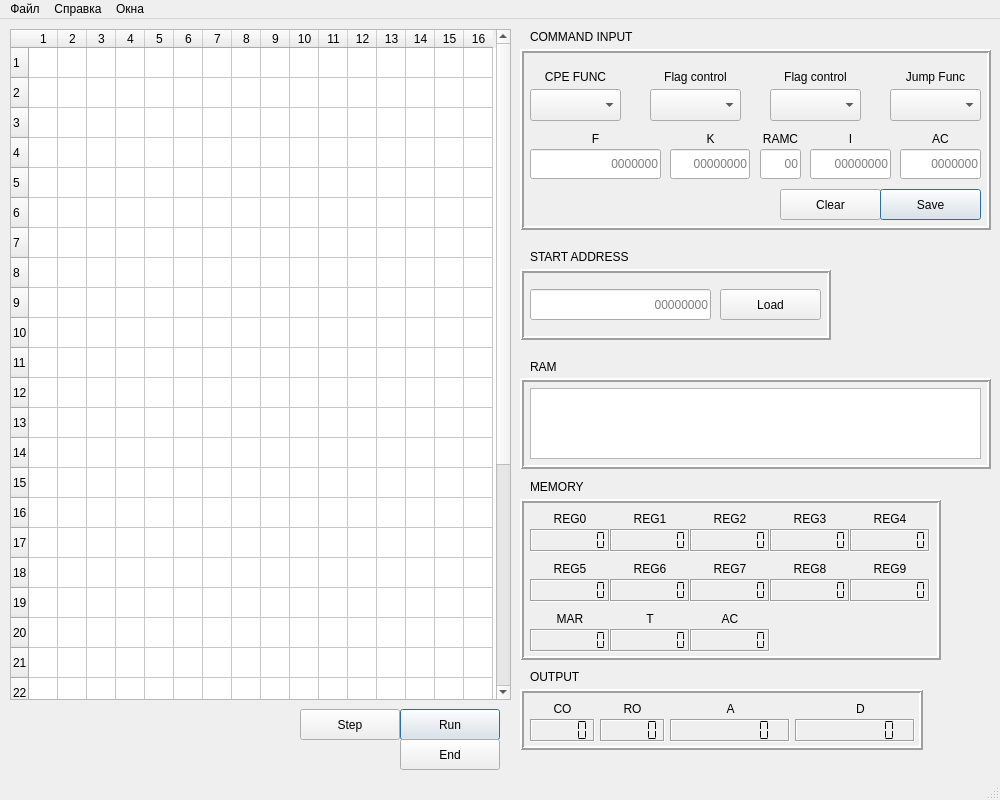
devborz/mt589-simulator, file MT589/mainwindow.ui: the form before one commit.
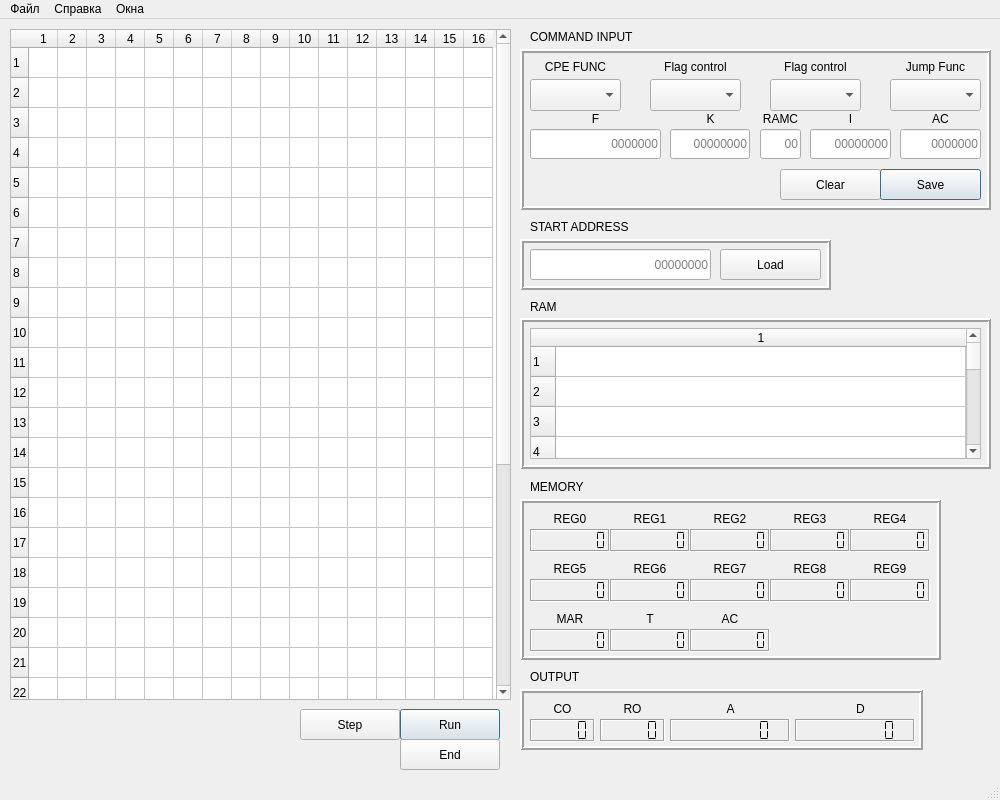
The form after the commit.

What changed in the file:
```diff
--- a/MT589/mainwindow.ui
+++ b/MT589/mainwindow.ui
@@ -1111,7 +1111,7 @@
       <x>520</x>
       <y>30</y>
       <width>471</width>
-      <height>181</height>
+      <height>161</height>
      </rect>
     </property>
     <property name="frameShape">
@@ -1127,7 +1127,7 @@
      <property name="geometry">
       <rect>
        <x>380</x>
-       <y>80</y>
+       <y>60</y>
        <width>81</width>
        <height>20</height>
       </rect>
@@ -1143,7 +1143,7 @@
      <property name="geometry">
       <rect>
        <x>370</x>
-       <y>20</y>
+       <y>10</y>
        <width>91</width>
        <height>16</height>
       </rect>
@@ -1159,7 +1159,7 @@
      <property name="geometry">
       <rect>
        <x>380</x>
-       <y>100</y>
+       <y>80</y>
        <width>81</width>
        <height>30</height>
       </rect>
@@ -1178,7 +1178,7 @@
      <property name="geometry">
       <rect>
        <x>250</x>
-       <y>20</y>
+       <y>10</y>
        <width>91</width>
        <height>16</height>
       </rect>
@@ -1194,7 +1194,7 @@
      <property name="geometry">
       <rect>
        <x>260</x>
-       <y>140</y>
+       <y>120</y>
        <width>101</width>
        <height>31</height>
       </rect>
@@ -1219,7 +1219,7 @@
      <property name="geometry">
       <rect>
        <x>370</x>
-       <y>40</y>
+       <y>30</y>
        <width>91</width>
        <height>32</height>
       </rect>
@@ -1229,7 +1229,7 @@
      <property name="geometry">
       <rect>
        <x>150</x>
-       <y>80</y>
+       <y>60</y>
        <width>81</width>
        <height>20</height>
       </rect>
@@ -1245,7 +1245,7 @@
      <property name="geometry">
       <rect>
        <x>240</x>
-       <y>100</y>
+       <y>80</y>
        <width>41</width>
        <height>30</height>
       </rect>
@@ -1267,7 +1267,7 @@
      <property name="geometry">
       <rect>
        <x>250</x>
-       <y>40</y>
+       <y>30</y>
        <width>91</width>
        <height>32</height>
       </rect>
@@ -1277,7 +1277,7 @@
      <property name="geometry">
       <rect>
        <x>150</x>
-       <y>100</y>
+       <y>80</y>
        <width>80</width>
        <height>30</height>
       </rect>
@@ -1296,7 +1296,7 @@
      <property name="geometry">
       <rect>
        <x>10</x>
-       <y>20</y>
+       <y>10</y>
        <width>91</width>
        <height>16</height>
       </rect>
@@ -1312,7 +1312,7 @@
      <property name="geometry">
       <rect>
        <x>130</x>
-       <y>20</y>
+       <y>10</y>
        <width>91</width>
        <height>16</height>
       </rect>
@@ -1328,7 +1328,7 @@
      <property name="geometry">
       <rect>
        <x>360</x>
-       <y>140</y>
+       <y>120</y>
        <width>101</width>
        <height>31</height>
       </rect>
@@ -1344,7 +1344,7 @@
      <property name="geometry">
       <rect>
        <x>240</x>
-       <y>80</y>
+       <y>60</y>
        <width>41</width>
        <height>20</height>
       </rect>
@@ -1360,7 +1360,7 @@
      <property name="geometry">
       <rect>
        <x>130</x>
-       <y>40</y>
+       <y>30</y>
        <width>91</width>
        <height>32</height>
       </rect>
@@ -1370,7 +1370,7 @@
      <property name="geometry">
       <rect>
        <x>10</x>
-       <y>40</y>
+       <y>30</y>
        <width>91</width>
        <height>32</height>
       </rect>
@@ -1389,7 +1389,7 @@
      <property name="geometry">
       <rect>
        <x>290</x>
-       <y>100</y>
+       <y>80</y>
        <width>81</width>
        <height>30</height>
       </rect>
@@ -1408,7 +1408,7 @@
      <property name="geometry">
       <rect>
        <x>290</x>
-       <y>80</y>
+       <y>60</y>
        <width>81</width>
        <height>20</height>
       </rect>
@@ -1424,7 +1424,7 @@
      <property name="geometry">
       <rect>
        <x>10</x>
-       <y>100</y>
+       <y>80</y>
        <width>131</width>
        <height>30</height>
       </rect>
@@ -1443,7 +1443,7 @@
      <property name="geometry">
       <rect>
        <x>10</x>
-       <y>80</y>
+       <y>60</y>
        <width>131</width>
        <height>20</height>
       </rect>
@@ -1473,9 +1473,9 @@
     <property name="geometry">
      <rect>
       <x>520</x>
-      <y>250</y>
+      <y>220</y>
       <width>311</width>
-      <height>71</height>
+      <height>51</height>
      </rect>
     </property>
     <property name="frameShape">
@@ -1491,7 +1491,7 @@
      <property name="geometry">
       <rect>
        <x>10</x>
-       <y>20</y>
+       <y>10</y>
        <width>181</width>
        <height>31</height>
       </rect>
@@ -1510,7 +1510,7 @@
      <property name="geometry">
       <rect>
        <x>200</x>
-       <y>20</y>
+       <y>10</y>
        <width>101</width>
        <height>31</height>
       </rect>
@@ -1524,7 +1524,7 @@
     <property name="geometry">
      <rect>
       <x>530</x>
-      <y>230</y>
+      <y>200</y>
       <width>111</width>
       <height>16</height>
      </rect>
@@ -1537,9 +1537,9 @@
     <property name="geometry">
      <rect>
       <x>520</x>
-      <y>359</y>
+      <y>299</y>
       <width>471</width>
-      <height>91</height>
+      <height>151</height>
      </rect>
     </property>
     <property name="frameShape">
@@ -1551,22 +1551,305 @@
     <property name="lineWidth">
      <number>2</number>
     </property>
-    <widget class="QListWidget" name="listWidget">
+    <widget class="QTableWidget" name="ramWidget">
      <property name="geometry">
       <rect>
        <x>10</x>
        <y>10</y>
        <width>451</width>
-       <height>71</height>
+       <height>131</height>
       </rect>
      </property>
+     <property name="editTriggers">
+      <set>QAbstractItemView::AnyKeyPressed|QAbstractItemView::DoubleClicked|QAbstractItemView::EditKeyPressed</set>
+     </property>
+     <property name="selectionMode">
+      <enum>QAbstractItemView::SingleSelection</enum>
+     </property>
+     <property name="rowCount">
+      <number>255</number>
+     </property>
+     <property name="columnCount">
+      <number>1</number>
+     </property>
+     <attribute name="horizontalHeaderCascadingSectionResizes">
+      <bool>false</bool>
+     </attribute>
+     <attribute name="horizontalHeaderStretchLastSection">
+      <bool>true</bool>
+     </attribute>
+     <attribute name="verticalHeaderCascadingSectionResizes">
+      <bool>false</bool>
+     </attribute>
+     <attribute name="verticalHeaderMinimumSectionSize">
+      <number>30</number>
+     </attribute>
+     <attribute name="verticalHeaderStretchLastSection">
+      <bool>false</bool>
+     </attribute>
+     <row/>
+     <row/>
+     <row/>
+     <row/>
+     <row/>
+     <row/>
+     <row/>
+     <row/>
+     <row/>
+     <row/>
+     <row/>
+     <row/>
+     <row/>
+     <row/>
+     <row/>
+     <row/>
+     <row/>
+     <row/>
+     <row/>
+     <row/>
+     <row/>
+     <row/>
+     <row/>
+     <row/>
+     <row/>
+     <row/>
+     <row/>
+     <row/>
+     <row/>
+     <row/>
+     <row/>
+     <row/>
+     <row/>
+     <row/>
+     <row/>
+     <row/>
+     <row/>
+     <row/>
+     <row/>
+     <row/>
+     <row/>
+     <row/>
+     <row/>
+     <row/>
+     <row/>
+     <row/>
+     <row/>
+     <row/>
+     <row/>
+     <row/>
+     <row/>
+     <row/>
+     <row/>
+     <row/>
+     <row/>
+     <row/>
+     <row/>
+     <row/>
+     <row/>
+     <row/>
+     <row/>
+     <row/>
+     <row/>
+     <row/>
+     <row/>
+     <row/>
+     <row/>
+     <row/>
+     <row/>
+     <row/>
+     <row/>
+     <row/>
+     <row/>
+     <row/>
+     <row/>
+     <row/>
+     <row/>
+     <row/>
+     <row/>
+     <row/>
+     <row/>
+     <row/>
+     <row/>
+     <row/>
+     <row/>
+     <row/>
+     <row/>
+     <row/>
+     <row/>
+     <row/>
+     <row/>
+     <row/>
+     <row/>
+     <row/>
+     <row/>
+     <row/>
+     <row/>
+     <row/>
+     <row/>
+     <row/>
+     <row/>
+     <row/>
+     <row/>
+     <row/>
+     <row/>
+     <row/>
+     <row/>
+     <row/>
+     <row/>
+     <row/>
+     <row/>
+     <row/>
+     <row/>
+     <row/>
+     <row/>
+     <row/>
+     <row/>
+     <row/>
+     <row/>
+     <row/>
+     <row/>
+     <row/>
+     <row/>
+     <row/>
+     <row/>
+     <row/>
+     <row/>
+     <row/>
+     <row/>
+     <row/>
+     <row/>
+     <row/>
+     <row/>
+     <row/>
+     <row/>
+     <row/>
+     <row/>
+     <row/>
+     <row/>
+     <row/>
+     <row/>
+     <row/>
+     <row/>
+     <row/>
+     <row/>
+     <row/>
+     <row/>
+     <row/>
+     <row/>
+     <row/>
+     <row/>
+     <row/>
+     <row/>
+     <row/>
+     <row/>
+     <row/>
+     <row/>
+     <row/>
+     <row/>
+     <row/>
+     <row/>
+     <row/>
+     <row/>
+     <row/>
+     <row/>
+     <row/>
+     <row/>
+     <row/>
+     <row/>
+     <row/>
+     <row/>
+     <row/>
+     <row/>
+     <row/>
+     <row/>
+     <row/>
+     <row/>
+     <row/>
+     <row/>
+     <row/>
+     <row/>
+     <row/>
+     <row/>
+     <row/>
+     <row/>
+     <row/>
+     <row/>
+     <row/>
+     <row/>
+     <row/>
+     <row/>
+     <row/>
+     <row/>
+     <row/>
+     <row/>
+     <row/>
+     <row/>
+     <row/>
+     <row/>
+     <row/>
+     <row/>
+     <row/>
+     <row/>
+     <row/>
+     <row/>
+     <row/>
+     <row/>
+     <row/>
+     <row/>
+     <row/>
+     <row/>
+     <row/>
+     <row/>
+     <row/>
+     <row/>
+     <row/>
+     <row/>
+     <row/>
+     <row/>
+     <row/>
+     <row/>
+     <row/>
+     <row/>
+     <row/>
+     <row/>
+     <row/>
+     <row/>
+     <row/>
+     <row/>
+     <row/>
+     <row/>
+     <row/>
+     <row/>
+     <row/>
+     <row/>
+     <row/>
+     <row/>
+     <row/>
+     <row/>
+     <row/>
+     <row/>
+     <row/>
+     <row/>
+     <row/>
+     <row/>
+     <row/>
+     <row/>
+     <row/>
+     <row/>
+     <row/>
+     <row/>
+     <row/>
+     <row/>
+     <row/>
+     <row/>
+     <column/>
     </widget>
    </widget>
    <widget class="QLabel" name="label_48">
     <property name="geometry">
      <rect>
       <x>530</x>
-      <y>340</y>
+      <y>280</y>
       <width>58</width>
       <height>16</height>
      </rect>
```
Left out of the diff: 9 changed lines with no effect on the pictures.
